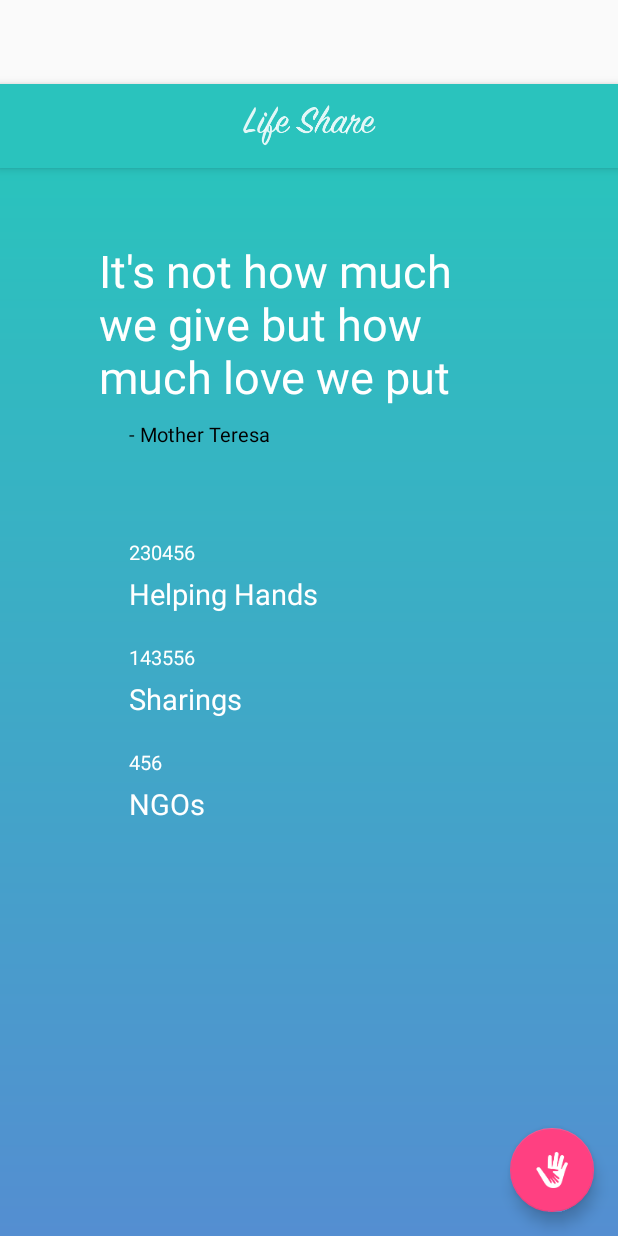
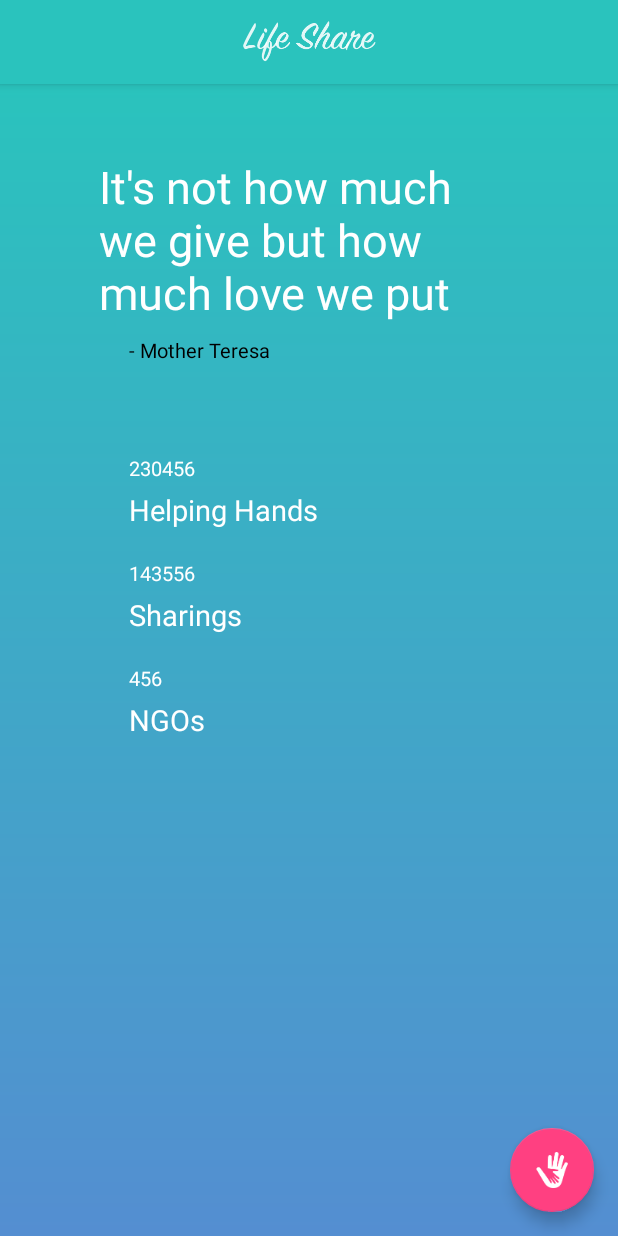
Before and after one commit to ajuv001/LifeShare, an Android app: the layout app_bar_home_screen.xml on its own in the app's theme, with its tools: preview values and no code run, on a phone screen of 412 x 824 dp. Run offline under Robolectric (Android 15) with nearby library versions, the phone set to English and light mode, and no system bars.

Commit message:
Sprint 11 Issue fixes

```diff
--- a/LifeShare/app/src/main/res/values/styles.xml
+++ b/LifeShare/app/src/main/res/values/styles.xml
@@ -1,13 +1,25 @@
+<!--<resources>
+
+    &lt;!&ndash; Base application theme. &ndash;&gt;
+    <style name="AppTheme" parent="Theme.AppCompat.Light.DarkActionBar">
+        &lt;!&ndash; Customize your theme here. &ndash;&gt;
+        <item name="colorPrimary">@color/colorPrimary</item>
+        <item name="colorPrimaryDark">@color/colorPrimaryDark</item>
+        <item name="colorAccent">@color/colorAccent</item>
+    </style>-->
     <resources>
 
-    <!-- Base application theme. -->
-    <style name="AppTheme" parent="Theme.AppCompat.Light.DarkActionBar">
-        <!-- Customize your theme here. -->
+        <style name="AppTheme" parent="MyMaterialTheme.Base">
+
+        </style>
+
+        <style name="MyMaterialTheme.Base" parent="Theme.AppCompat.Light.DarkActionBar">
+            <item name="windowNoTitle">true</item>
+            <item name="windowActionBar">false</item>
             <item name="colorPrimary">@color/colorPrimary</item>
             <item name="colorPrimaryDark">@color/colorPrimaryDark</item>
             <item name="colorAccent">@color/colorAccent</item>
         </style>
-
         <style name="AppTheme.NoActionBar">
             <item name="windowActionBar">false</item>
             <item name="windowNoTitle">true</item>
@@ -16,5 +28,7 @@
         <style name="AppTheme.AppBarOverlay" parent="ThemeOverlay.AppCompat.Dark.ActionBar" />
 
         <style name="AppTheme.PopupOverlay" parent="ThemeOverlay.AppCompat.Light" />
+    </resources>
+   <!--
 
-</resources>
+</resources>-->
```
Lines whose indentation alone changed are shown as unchanged.
